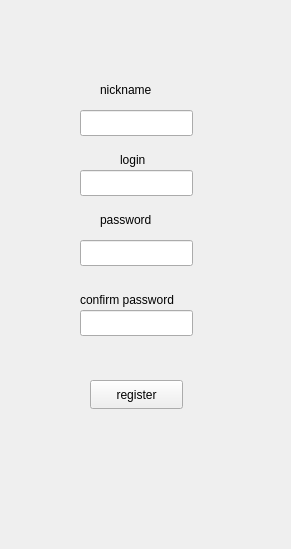
The window that reg_window.ui (oleksandrhf/GoHabit) describes before a commit, drawn with Qt 5.
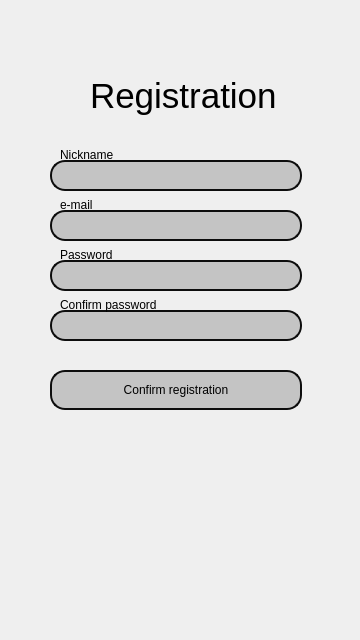
The same window after the commit.

Diff of the .ui file:
```diff
--- a/reg_window.ui
+++ b/reg_window.ui
@@ -6,8 +6,8 @@
    <rect>
     <x>0</x>
     <y>0</y>
-    <width>291</width>
-    <height>549</height>
+    <width>360</width>
+    <height>640</height>
    </rect>
   </property>
   <property name="windowTitle">
@@ -16,22 +16,44 @@
   <widget class="QLineEdit" name="nameLineEdit">
    <property name="geometry">
     <rect>
-     <x>80</x>
-     <y>170</y>
-     <width>113</width>
-     <height>26</height>
+     <x>50</x>
+     <y>210</y>
+     <width>252</width>
+     <height>31</height>
     </rect>
    </property>
+   <property name="styleSheet">
+    <string notr="true">QLineEdit {
+border-radius: 15px;
+background-color: #c4c4c4 ;
+border:2px solid #0d0d0d;
+}
+
+QLineEdit:focus {
+border:2px solid #87bbff;
+}</string>
+   </property>
   </widget>
   <widget class="QLineEdit" name="passwordLineEdit">
    <property name="geometry">
     <rect>
-     <x>80</x>
-     <y>240</y>
-     <width>113</width>
-     <height>26</height>
+     <x>50</x>
+     <y>260</y>
+     <width>252</width>
+     <height>31</height>
     </rect>
    </property>
+   <property name="styleSheet">
+    <string notr="true">QLineEdit {
+border-radius: 15px;
+background-color: #c4c4c4 ;
+border:2px solid #0d0d0d;
+}
+
+QLineEdit:focus {
+border:2px solid #87bbff;
+}</string>
+   </property>
    <property name="echoMode">
     <enum>QLineEdit::Password</enum>
    </property>
@@ -39,12 +61,23 @@
   <widget class="QLineEdit" name="confirmLineEdit">
    <property name="geometry">
     <rect>
-     <x>80</x>
+     <x>50</x>
      <y>310</y>
-     <width>113</width>
-     <height>26</height>
+     <width>252</width>
+     <height>31</height>
     </rect>
    </property>
+   <property name="styleSheet">
+    <string notr="true">QLineEdit {
+border-radius: 15px;
+background-color: #c4c4c4 ;
+border:2px solid #0d0d0d;
+}
+
+QLineEdit:focus {
+border:2px solid #87bbff;
+}</string>
+   </property>
    <property name="echoMode">
     <enum>QLineEdit::Password</enum>
    </property>
@@ -52,76 +85,183 @@
   <widget class="QPushButton" name="registerPushButton">
    <property name="geometry">
     <rect>
-     <x>90</x>
-     <y>380</y>
-     <width>93</width>
-     <height>29</height>
+     <x>50</x>
+     <y>370</y>
+     <width>252</width>
+     <height>40</height>
     </rect>
    </property>
+   <property name="styleSheet">
+    <string notr="true">QPushButton{ border-radius: 15px;
+ background-color: #c4c4c4 ;
+border:2px solid #0d0d0d;
+}
+
+QPushButton:hover{
+  background-color: rgb(247, 247, 247);
+}</string>
+   </property>
    <property name="text">
-    <string>register</string>
+    <string>Confirm registration</string>
    </property>
   </widget>
   <widget class="QLineEdit" name="LoginlineEdit">
    <property name="geometry">
     <rect>
-     <x>80</x>
-     <y>110</y>
-     <width>113</width>
-     <height>26</height>
+     <x>50</x>
+     <y>160</y>
+     <width>252</width>
+     <height>31</height>
     </rect>
    </property>
+   <property name="styleSheet">
+    <string notr="true">QLineEdit {
+border-radius: 15px;
+background-color: #c4c4c4 ;
+border:2px solid #0d0d0d;
+}
+
+QLineEdit:focus {
+border:2px solid #87bbff;
+}</string>
+   </property>
   </widget>
   <widget class="QLabel" name="label">
    <property name="geometry">
     <rect>
-     <x>100</x>
-     <y>80</y>
+     <x>60</x>
+     <y>145</y>
      <width>63</width>
      <height>20</height>
     </rect>
    </property>
+   <property name="styleSheet">
+    <string notr="true">position: absolute;
+width: 123px;
+height: 14px;
+left: 68px;
+top: 225px;
+
+font-family: 'Inter';
+font-style: normal;
+font-weight: 400;
+font-size: 12px;
+line-height: 15px;
+background: transparent;
+
+color: #000000;
+</string>
+   </property>
    <property name="text">
-    <string>nickname</string>
+    <string>Nickname</string>
    </property>
   </widget>
   <widget class="QLabel" name="label_2">
    <property name="geometry">
     <rect>
-     <x>120</x>
-     <y>150</y>
+     <x>60</x>
+     <y>195</y>
      <width>63</width>
      <height>20</height>
     </rect>
    </property>
+   <property name="styleSheet">
+    <string notr="true">position: absolute;
+width: 123px;
+height: 14px;
+left: 68px;
+top: 225px;
+
+font-family: 'Inter';
+font-style: normal;
+font-weight: 400;
+font-size: 12px;
+line-height: 15px;
+background: transparent;
+
+color: #000000;
+</string>
+   </property>
    <property name="text">
-    <string>login</string>
+    <string>e-mail</string>
    </property>
   </widget>
   <widget class="QLabel" name="label_3">
    <property name="geometry">
     <rect>
-     <x>100</x>
-     <y>210</y>
+     <x>60</x>
+     <y>245</y>
      <width>63</width>
      <height>20</height>
     </rect>
    </property>
+   <property name="styleSheet">
+    <string notr="true">position: absolute;
+width: 123px;
+height: 14px;
+left: 68px;
+top: 225px;
+
+font-family: 'Inter';
+font-style: normal;
+font-weight: 400;
+font-size: 12px;
+line-height: 15px;
+background: transparent;
+
+color: #000000;
+</string>
+   </property>
    <property name="text">
-    <string>password</string>
+    <string>Password</string>
    </property>
   </widget>
   <widget class="QLabel" name="label_4">
    <property name="geometry">
     <rect>
-     <x>80</x>
-     <y>290</y>
+     <x>60</x>
+     <y>295</y>
      <width>121</width>
      <height>20</height>
     </rect>
    </property>
+   <property name="styleSheet">
+    <string notr="true">position: absolute;
+width: 123px;
+height: 14px;
+left: 68px;
+top: 225px;
+
+font-family: 'Inter';
+font-style: normal;
+font-weight: 400;
+font-size: 12px;
+line-height: 15px;
+background: transparent;
+
+color: #000000;
+</string>
+   </property>
    <property name="text">
-    <string>confirm password</string>
+    <string>Confirm password</string>
+   </property>
+  </widget>
+  <widget class="QLabel" name="label_5">
+   <property name="geometry">
+    <rect>
+     <x>90</x>
+     <y>70</y>
+     <width>201</width>
+     <height>51</height>
+    </rect>
+   </property>
+   <property name="font">
+    <font>
+     <pointsize>26</pointsize>
+    </font>
+   </property>
+   <property name="text">
+    <string>Registration</string>
    </property>
   </widget>
  </widget>
```
